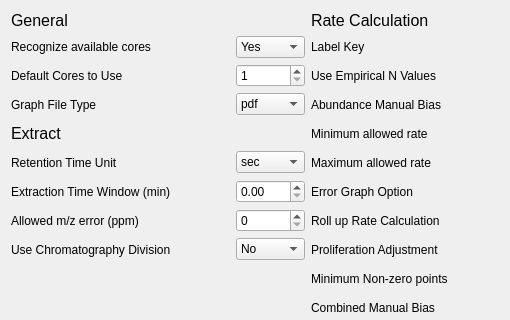
Qt form ui_files/Settings_Menu.ui (JC-Price/DeuteRater) before a commit; both pictures show x 0 to 510 and y 0 to 320 of the 785 by 644 pixel window.
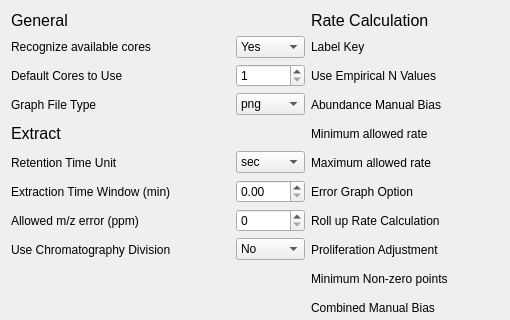
The same form after that commit.

```diff
--- a/ui_files/Settings_Menu.ui
+++ b/ui_files/Settings_Menu.ui
@@ -764,11 +764,6 @@
    </item>
    <item row="3" column="1">
     <widget class="QComboBox" name="graph_file_type">
-     <item>
-      <property name="text">
-       <string>pdf</string>
-      </property>
-     </item>
      <item>
       <property name="text">
        <string>png</string>
```
